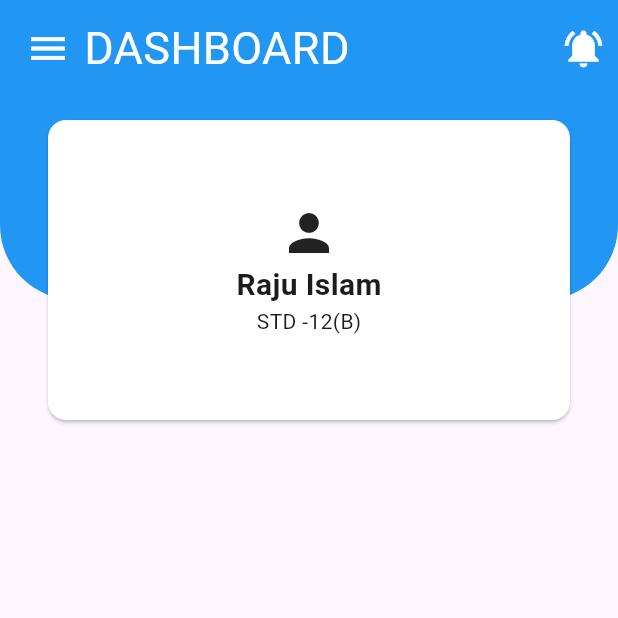
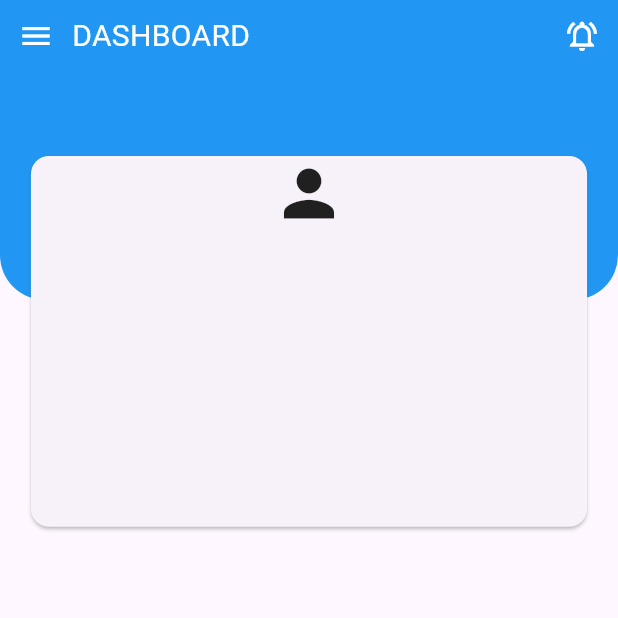
Before and after one commit to Rajuislam39/teacher_app, a Flutter app: the screen it shows after launch, on a phone screen of 412 x 824 dp, the top half of it. Run offline on Flutter 3.47's test engine with Material 3 defaults, Android fonts, the phone set to English and light mode, and no system bars.

Commit message:
appbar make now

```diff
--- /dev/null
+++ b/lib/common/widget/app_bar/app_bar.dart
@@ -0,0 +1,48 @@
+import 'package:flutter/material.dart';
+class RAppBar extends StatelessWidget implements PreferredSizeWidget {
+  const RAppBar({
+    super.key, required this.height,
+  });
+  final double height;
+
+
+
+
+  @override
+  Widget build(BuildContext context) {
+    return Container(
+      width: double.infinity,
+      height: height,
+
+      decoration: const BoxDecoration(
+        color: Colors.blue,
+        borderRadius: BorderRadius.only(
+            bottomLeft: Radius.circular(30),
+            bottomRight: Radius.circular(30),
+
+        )
+      ),
+      child:Column(
+        mainAxisAlignment: MainAxisAlignment.start,
+        children: [
+          Row(
+            mainAxisAlignment: MainAxisAlignment.spaceBetween,
+            children: [
+              Row(
+                children: [
+                  IconButton(onPressed: (){}, icon: const Icon(Icons.menu,color: Colors.white,)),
+                  const Text("DASHBOARD",style: TextStyle(color: Colors.white,fontSize: 20),)
+                ],
+              ),
+              IconButton(onPressed: (){}, icon: const Icon(Icons.notifications_active_outlined,color: Colors.white,))
+            ],
+          ),
+        ],
+      ),
+    );
+  }
+
+  @override
+  // TODO: implement preferredSize
+  Size get preferredSize => Size.fromHeight(height);
+}
--- a/lib/features/views/home_page/home_page.dart
+++ b/lib/features/views/home_page/home_page.dart
@@ -1,73 +1,46 @@
 import 'package:flutter/material.dart';
+import 'package:teacher_app/common/widget/app_bar/app_bar.dart';
+
 class HomePage extends StatelessWidget {
   const HomePage({super.key});
 
   @override
   Widget build(BuildContext context) {
+    final height = MediaQuery.of(context).size.height;
+    final width = MediaQuery.of(context).size.width;
+
     return Scaffold(
-      body: Column(
+      body: SafeArea(
+        child: Stack(
           children: [
-          Stack(
-            children: [
-              Container(
-                width: double.infinity,
-                height: 200,
-                decoration: const BoxDecoration(
-                  color: Colors.blue,
-                  borderRadius: BorderRadius.only(
-                    bottomLeft: Radius.circular(50),
-                    bottomRight: Radius.circular(50)
-                  )
+            const RAppBar(height: 200),
+             Padding(
+         padding: const EdgeInsets.only(
+           top: 100
          ),
-              ),
-              Padding(
-                padding: const EdgeInsets.all(8.0),
          child: Column(
            children: [
              Row(
-                      mainAxisAlignment: MainAxisAlignment.spaceBetween,
-                      children: [
-                        Row(
-                          children: [
-                            IconButton(onPressed: (){}, icon:
-                            const Icon(Icons.menu,color: Colors.white,size: 30,)),
-                            const Text("DASHBOARD",style: TextStyle(color: Colors.white,fontSize: 30),),
-                          ],
-                        ),
-
-                        const Icon(Icons.notifications_active,color: Colors.white,size: 30,)
-                      ],
-                    ),
-                    const SizedBox(
-                      height: 20,
-                    ),
-                    const Padding(
-                      padding: EdgeInsets.only(left: 20,right: 20),
-                      child: Card(
-                        shadowColor: Colors.black,
-                        color: Colors.white,
-                        child: SizedBox(
-                          height: 200,
-                          width: double.infinity,
-                          child: Center(
-                            child: Column(
                mainAxisAlignment: MainAxisAlignment.center,
                children: [
-                                Icon(Icons.person,size: 40,),
-                                Text("Raju Islam",style: TextStyle(fontWeight: FontWeight.bold,fontSize: 20),),
-                                Text("STD -12(B)")
+                 Card(
+                   child: SizedBox(
+                     height: height*0.3,
+                     width: width*0.9,
+                     child: const Column(
+                       children: [
+                         Icon(Icons.person,size: 50,)
                        ],
                      ),
                    ),
                  ),
+               ],
              ),
-                    )
            ],
          ),
              )
           ],
         ),
-        ],
       ),
     );
   }
```
Also changed, not shown: 1 other file. Lines whose indentation alone changed are shown as unchanged.
